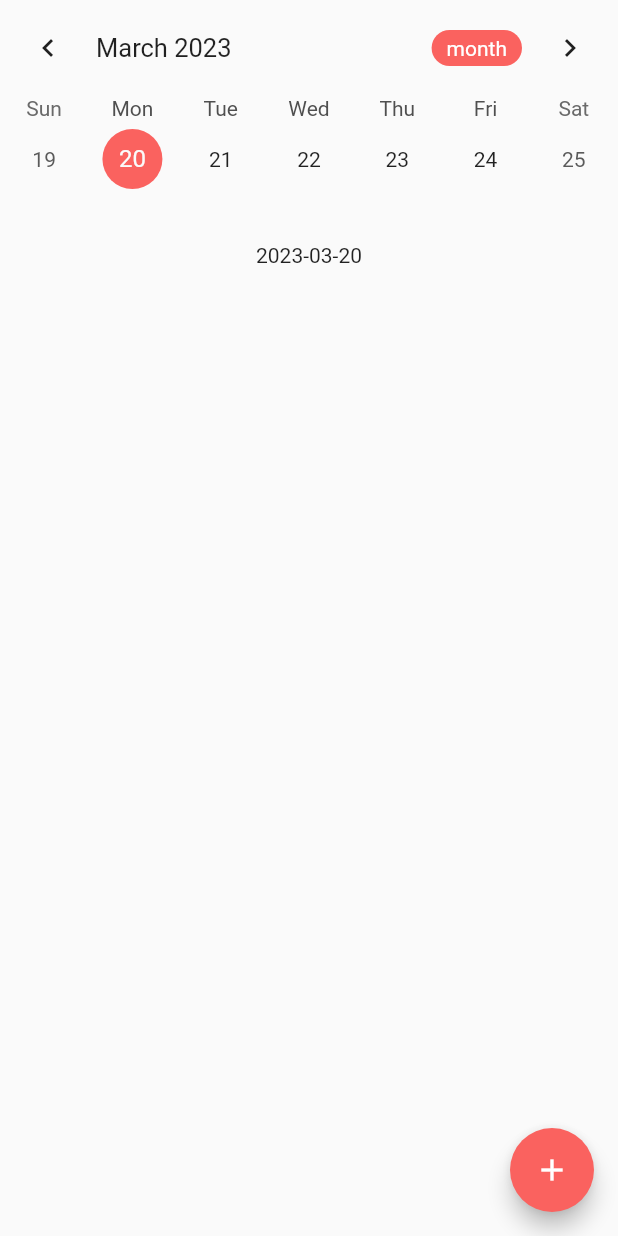
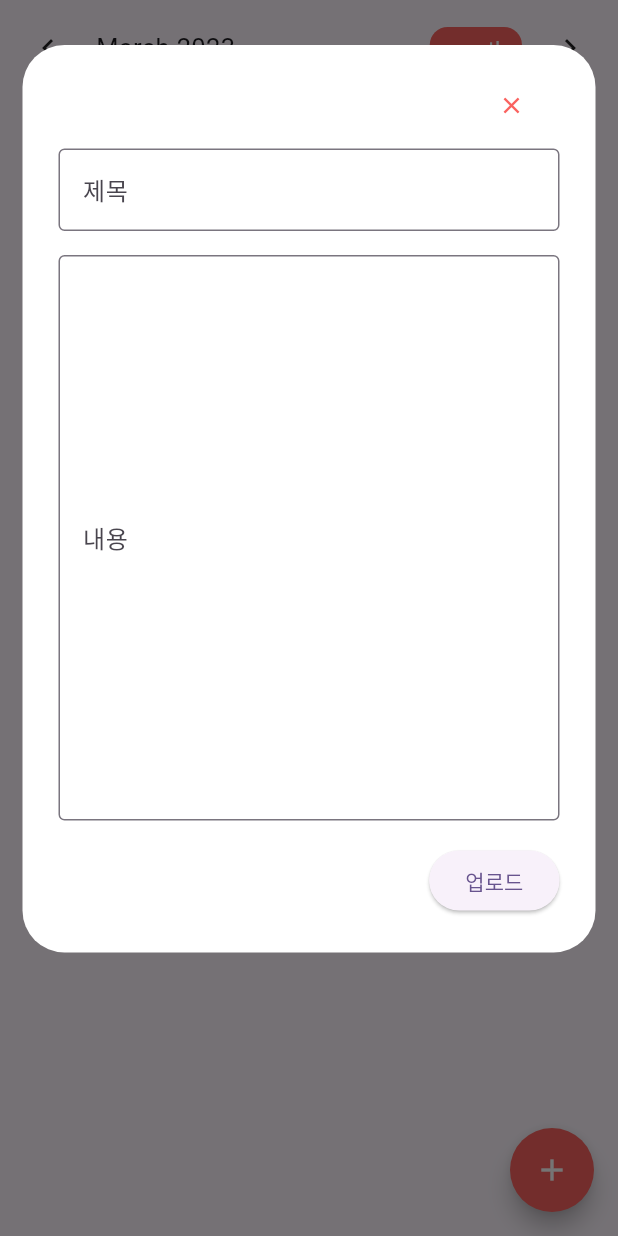
Before and after one commit to Mmm2927/LSTM, a Flutter app: the MainDiary screen opened directly, after a tap on the "add" icon, on a phone screen of 412 x 824 dp. Run offline on Flutter 3.47's test engine with Material 2 defaults, Android fonts, the phone set to English and light mode, and no system bars; drawn by our look-alikes of table_calendar; our stand-ins replace dio, flutter_secure_storage, sqflite; missing offline and left inert: checkbox_formfield, jwt_decode; accounts and stored records are empty.

Commit message:
update diary page

```diff
--- /dev/null
+++ b/lib/database/database.dart
@@ -0,0 +1,53 @@
+import 'dart:async';
+import 'dart:io';
+import 'package:intl/intl.dart';
+
+import '../database/diaryDB.dart';
+import 'package:sqflite/sqflite.dart';
+import 'package:path/path.dart';
+import 'package:path_provider/path_provider.dart';
+
+class DatabaseHelper {
+  DatabaseHelper._privateConstructor();
+
+  static final DatabaseHelper instance = DatabaseHelper._privateConstructor();
+
+  static Database? _database;
+
+  Future<Database> get database async => _database ??= await _initDatabase();
+
+  Future<Database> _initDatabase() async {
+    return await openDatabase(
+      join(await getDatabasesPath(), 'diary.db'),
+      version: 1,
+      onCreate: _onCreate,
+    );
+  }
+
+  Future _onCreate(Database db, int version) async {
+    await db.execute('CREATE TABLE diary(id INTEGER PRIMARY KEY AUTOINCREMENT, date TEXT NOT NULL, title TEXT NOT NULL, content TEXT NOT NULL, image TEXT)');
+  }
+
+  Future<int> add(Diary diary) async {
+    Database db = await instance.database;
+    return await db.insert('diary', diary.toMap());
+  }
+
+  Future<Diary> getDiary(DateTime date) async {
+    Database db = await instance.database;
+    String selDate = DateFormat('yyyy.MM.dd').format(date);
+    List<Map<String, dynamic>> diaries = await db.query('diary', where: '"date" = ?', whereArgs: [selDate]);
+    return Diary.fromMap(diaries[0]);
+  }
+
+  Future<int> update(Diary diary) async {
+    Database db = await instance.database;
+    return await db.update('diary', diary.toMap(),
+        where: 'date = ?', whereArgs: [diary.date]);
+  }
+
+  Future<int> remove(int id) async {
+    Database db = await instance.database;
+    return await db.delete('diary', where: 'id = ?', whereArgs: [id]);
+  }
+}
--- /dev/null
+++ b/lib/database/diaryDB.dart
@@ -0,0 +1,24 @@
+class Diary {
+  final String date;
+  final String title;
+  final String content;
+  final String? image;
+
+  Diary({required this.date, required this.title, required this.content, this.image});
+
+  factory Diary.fromMap(Map<String, dynamic> json) => Diary(
+    date: json['date'],
+    title: json['title'],
+    content: json['content'],
+    image: json['image']
+  );
+
+  Map<String, dynamic> toMap() {
+    return {
+      'date': date,
+      'title': title,
+      'content': content,
+      'image': image
+    };
+  }
+}
--- a/lib/main.dart
+++ b/lib/main.dart
@@ -1,6 +1,5 @@
 import 'package:flutter/material.dart';
 import 'package:bob/screens/BaseWidget.dart';
-import 'package:bob/screens/Login/initPage.dart';
 
 void main() {
   runApp(const MyApp());
@@ -30,10 +29,10 @@ class MyApp extends StatelessWidget {
         //
         // This works for code too, not just values: Most code changes can be
         // tested with just a hot reload.
-        //colorScheme: ColorScheme.fromSeed(seedColor: Colors.deepPurple),
-        //useMaterial3: true,
+        colorScheme: ColorScheme.fromSeed(seedColor: Colors.deepPurple),
+        useMaterial3: true,
       ),
-      home : LoginInit() //BaseWidget(),
+      home : BaseWidget(),
       //home: const MyHomePage(title: 'Flutter Demo Home Page'),
     );
   }
--- a/lib/screens/BaseWidget.dart
+++ b/lib/screens/BaseWidget.dart
@@ -13,7 +13,7 @@ class _BaseWidget extends State<BaseWidget>{
   final List<Widget> _widgetOptions = <Widget>[
     Main_Home(),
     Main_Cctv(),
-    MainDiary(),
+    const MainDiary(),
     Main_Mypage()
   ];
   void _onItemTapped(int index) {
--- a/lib/screens/main_3_diary.dart
+++ b/lib/screens/main_3_diary.dart
@@ -1,25 +1,44 @@
 import 'package:flutter/material.dart';
 import 'package:intl/intl.dart';
 import 'package:table_calendar/table_calendar.dart';
+import '../database/database.dart';
+import '../database/diaryDB.dart';
 
 class MainDiary extends StatefulWidget {
   const MainDiary({super.key});
-
   @override
   State<MainDiary> createState() => MainDiaryState();
 }
 
 class MainDiaryState extends State<MainDiary> {
+  final _formKey = GlobalKey<FormState>();
+
   @override
   Widget build(BuildContext context) {
     return Scaffold(
       //appBar: AppBar(
       //  title: const Text(''),
       //),
+      resizeToAvoidBottomInset: false,
       body: diaryList(),
       floatingActionButton: FloatingActionButton(
         onPressed: () {
-          // Add your onPressed code here!
+          showDialog(
+            context: context,
+            barrierDismissible: true,
+            builder: (BuildContext context) {
+              return SingleChildScrollView(
+                child: AlertDialog(
+                  content: Form(
+                    key: _formKey,
+                    child: writeDiary(selectedDay),
+                  ),
+                  insetPadding: const EdgeInsets.fromLTRB(15, 30, 15, 30),
+                  backgroundColor: const Color(0xffffffff),
+                ),
+              );
+            }
+          );
         },
         shape: const RoundedRectangleBorder(
             borderRadius: BorderRadius.all(Radius.circular(100.0))
@@ -103,11 +122,130 @@ class MainDiaryState extends State<MainDiary> {
             ),
           ),
         ),
-        const SizedBox(height: 30),
-        Expanded(
-          child: Text(DateFormat('yyyy-MM-dd').format(focusedDay)),
+        const SizedBox(height: 20),
+        Center(
+          child: FutureBuilder<Diary>(
+            future: DatabaseHelper.instance.getDiary(selectedDay),
+            builder: (BuildContext context, AsyncSnapshot<Diary> snapshot) {
+              if (!snapshot.hasData) {
+                return const Center(
+                  child: Text('No Today Diary')
+                );
+              }
+              return snapshot.data == null
+                  ? const Center(child: Text('No Today Diary'))
+                  : SingleChildScrollView(
+                scrollDirection: Axis.vertical,
+                    child: Column(
+                mainAxisAlignment: MainAxisAlignment.start,
+                crossAxisAlignment: CrossAxisAlignment.start,
+                children: [
+                    Container(
+                      padding: const EdgeInsets.fromLTRB(20, 0, 0, 5),
+                      child: Text(snapshot.data!.title, style:const TextStyle(fontSize:18, fontWeight: FontWeight.bold))
                     ),
+                    const SizedBox(height:10),
+                    Container(
+                        padding: const EdgeInsets.fromLTRB(20, 0, 0, 5),
+                        child: Text(snapshot.data!.date, style:const TextStyle(fontSize:13, color:Colors.blueGrey))
+                    ),
+                    const SizedBox(height:10, width: double.infinity,),
+                    Container(
+                      padding: const EdgeInsets.fromLTRB(20, 0, 0, 5),
+                      child: Text(snapshot.data!.content, style:const TextStyle(fontSize:16)),
+                    ),
+                ]
+              ),
+                  );
+            }
+          )
+        )
       ],
     );
   }
+
+  final TextEditingController _titleController = TextEditingController();
+  final TextEditingController _contentController = TextEditingController();
+
+  writeDiary(DateTime selectedDay) {
+    String title = '';
+    String content = '';
+    String image;
+    String selDay = DateFormat('yyyy.MM.dd').format(selectedDay);
+
+    return Column(
+      crossAxisAlignment: CrossAxisAlignment.end,
+      children: <Widget>[
+        TextButton(
+          child: const Icon(Icons.clear, color: Color(0xfffa625f)),
+          onPressed: () {
+            _formKey.currentState?.reset();
+            Navigator.of(context).pop();
+          },
+        ),
+        const SizedBox(
+          height: 5.0,
+        ),
+        TextFormField(
+          controller: _titleController,
+          onSaved: (value) {
+            setState(() {
+              title = value as String;
+            });
+          },
+          validator: (value) {
+            if (value!.trim().isEmpty) {
+              return '제목을 입력하세요.';
             }
+            return null;
+          },
+          decoration: const InputDecoration(
+            labelText: '제목',
+            border: OutlineInputBorder(),
+          ),
+          style: const TextStyle(fontSize: 15),
+        ),
+        const SizedBox(
+          height: 16.0,
+          width: 5000,
+        ),
+        TextFormField(
+          maxLines: 15,
+          keyboardType: TextInputType.multiline,
+          controller: _contentController,
+          onSaved: (value) {
+            setState(() {
+              content = value as String;
+            });
+          },
+          validator: (value) {
+            if (value!.trim().isEmpty) {
+              return '내용을 입력하세요.';
+            }
+            return null;
+          },
+          decoration: const InputDecoration(
+            labelText: '내용',
+            border: OutlineInputBorder(),
+          ),
+          style: const TextStyle(fontSize: 15),
+        ),
+        const SizedBox(
+          height: 16.0,
+          width: 5000,
+        ),
+        ElevatedButton(onPressed: () {
+          if (_formKey.currentState!.validate()) {
+            _formKey.currentState!.save();
+            DatabaseHelper.instance.add(Diary(date: selDay, title: title, content: content));
+            _formKey.currentState?.reset();
+            Navigator.of(context).pop();
+            ScaffoldMessenger.of(context).showSnackBar(
+              const SnackBar(content: Text('업로드 되었습니다.')),
+            );
+          }
+        }, child: const Text('업로드')),
+      ]
+    );
+  }
+}
```
Also changed, not shown: pubspec.yaml (+6 -2 lines), pubspec.lock. Lines whose indentation alone changed are shown as unchanged.
